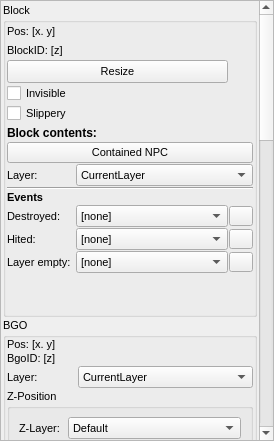
This is Editor/main_window/dock/lvl_item_properties.ui in WohlSoft/Moondust-Project as Qt 5 draws it before an edit. The edited form follows.
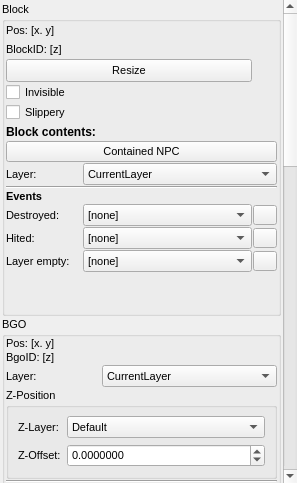
This is the edited form. Icons and pictures are not drawn.

Patch:
```diff
--- a/Editor/main_window/dock/lvl_item_properties.ui
+++ b/Editor/main_window/dock/lvl_item_properties.ui
@@ -6,14 +6,14 @@
    <rect>
     <x>0</x>
     <y>0</y>
-    <width>274</width>
-    <height>441</height>
+    <width>297</width>
+    <height>483</height>
    </rect>
   </property>
   <property name="minimumSize">
    <size>
-    <width>274</width>
-    <height>441</height>
+    <width>297</width>
+    <height>483</height>
    </size>
   </property>
   <property name="font">
@@ -52,6 +52,9 @@
     </property>
     <item>
      <widget class="QScrollArea" name="scrollArea">
+      <property name="frameShape">
+       <enum>QFrame::NoFrame</enum>
+      </property>
       <property name="widgetResizable">
        <bool>true</bool>
       </property>
@@ -59,8 +62,8 @@
        <property name="geometry">
         <rect>
          <x>0</x>
-         <y>-941</y>
-         <width>255</width>
+         <y>0</y>
+         <width>280</width>
          <height>1358</height>
         </rect>
        </property>
@@ -373,7 +376,7 @@
               <enum>Qt::Vertical</enum>
              </property>
              <property name="sizeType">
-              <enum>QSizePolicy::Minimum</enum>
+              <enum>QSizePolicy::Expanding</enum>
              </property>
              <property name="sizeHint" stdset="0">
               <size>
@@ -600,7 +603,7 @@
               <enum>Qt::Vertical</enum>
              </property>
              <property name="sizeType">
-              <enum>QSizePolicy::Minimum</enum>
+              <enum>QSizePolicy::Expanding</enum>
              </property>
              <property name="sizeHint" stdset="0">
               <size>
```
